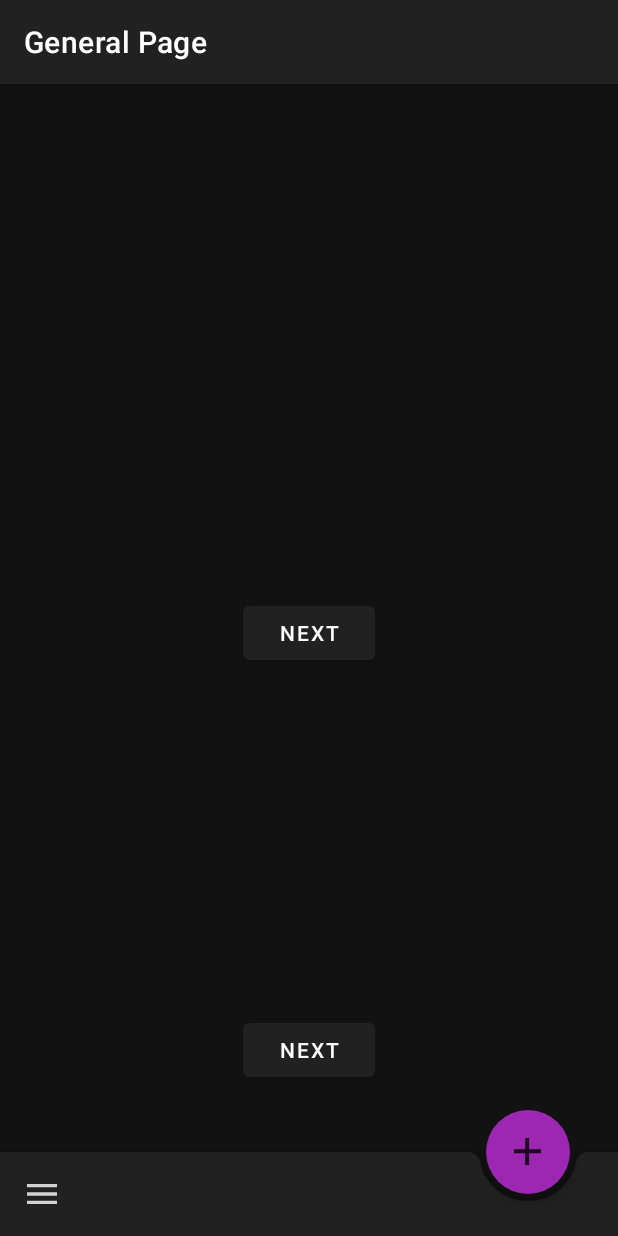
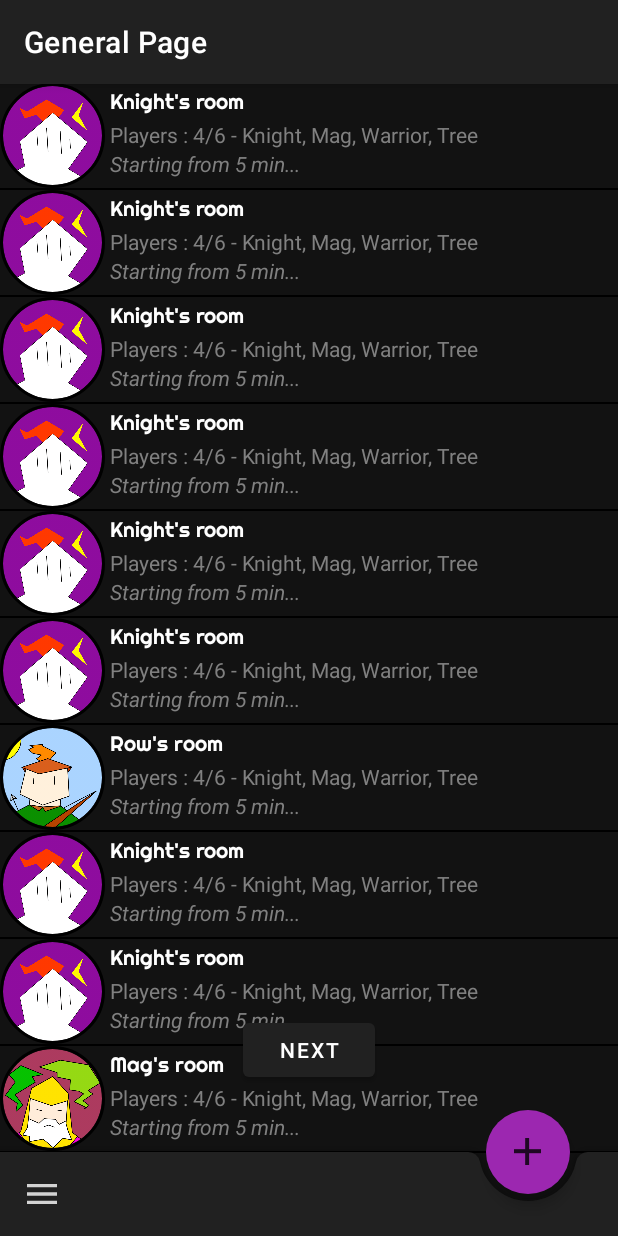
Before and after one commit to Wainow/dwo, an Android app: the FirstFragment screen opened directly, with no data from a screen before it, after a tap on an icon or button, on a phone screen of 412 x 824 dp. Run offline under Robolectric (Android 15) with nearby library versions, the phone set to English and light mode, and no system bars; our stand-ins replace CircleImageView; Roboto replaces fonts that are not available here.

Commit message:
Recycling my Views

```diff
--- a/app/build.gradle
+++ b/app/build.gradle
@@ -32,9 +32,12 @@ dependencies {
     implementation 'androidx.navigation:navigation-ui:2.1.0'
     implementation 'androidx.legacy:legacy-support-v4:1.0.0'
     testImplementation 'junit:junit:4.12'
+    implementation 'androidx.recyclerview:recyclerview:1.2.0-alpha06'
     androidTestImplementation 'androidx.test.ext:junit:1.1.1'
     androidTestImplementation 'androidx.test.espresso:espresso-core:3.2.0'
     implementation 'com.google.android.material:material:1.3.0-alpha02'
     implementation 'com.github.bumptech.glide:glide:3.7.0'
+    implementation 'de.hdodenhof:circleimageview:3.1.0'
+
 
 }
--- a/app/src/main/java/com/example/dwo/First2Fragment.java
+++ b/app/src/main/java/com/example/dwo/First2Fragment.java
@@ -6,34 +6,65 @@ import android.util.Log;
 import android.view.LayoutInflater;
 import android.view.View;
 import android.view.ViewGroup;
+import android.widget.Toast;
 
 import androidx.annotation.NonNull;
 import androidx.fragment.app.Fragment;
 import androidx.navigation.fragment.NavHostFragment;
+import androidx.recyclerview.widget.LinearLayoutManager;
+import androidx.recyclerview.widget.RecyclerView;
+import androidx.swiperefreshlayout.widget.SwipeRefreshLayout;
 
-public class First2Fragment extends Fragment {
-
+public class First2Fragment extends Fragment implements SwipeRefreshLayout.OnRefreshListener {
+    private RecyclerView recyclerView;
+    private RecyclerView.Adapter mAdapter;
+    private RecyclerView.LayoutManager layoutManager;
+    private SwipeRefreshLayout mSwipeRefreshLayout;
     private static final String TAG = "DebugLogs";
+    private int[] myDataset;
 
     @Override
     public View onCreateView(
             LayoutInflater inflater, ViewGroup container,
             Bundle savedInstanceState
     ) {
-        // Inflate the layout for this fragment
         return inflater.inflate(R.layout.fragment_first2, container, false);
     }
 
     public void onViewCreated(@NonNull View view, Bundle savedInstanceState) {
         super.onViewCreated(view, savedInstanceState);
-        /*
-        view.findViewById(R.id.button_first2).setOnClickListener(new View.OnClickListener() {
-            @Override
-            public void onClick(View view) {
-                Log.d(TAG, "Button was pressed at the First2Fragment");
-            }
-        });c
+        FirstMethod();
+    }
 
-         */
+    private void FirstMethod() {
+        recyclerView = (RecyclerView) getActivity().findViewById(R.id.recycler_rooms);
+        recyclerView.setHasFixedSize(true);
+
+        layoutManager = new LinearLayoutManager(getContext());
+        recyclerView.setLayoutManager(layoutManager);
+        setMyDataset();
+
+        mAdapter = new MyAdapter(getContext(), myDataset);
+        recyclerView.setAdapter(mAdapter);
+
+        mSwipeRefreshLayout = getActivity().findViewById(R.id.swipe_container);
+        mSwipeRefreshLayout.setOnRefreshListener(this);
+    }
+
+    @Override
+    public void onRefresh() {
+        FirstMethod();
+
+        mAdapter.notifyDataSetChanged();
+        mSwipeRefreshLayout.setRefreshing(false);
+    }
+
+    public int getRandomInt0_10(){
+        double num = (double) Math.random() * 10;
+        return (int) num;
+    }
+
+    public void setMyDataset() {
+        this.myDataset = new int[]{getRandomInt0_10(), getRandomInt0_10(), getRandomInt0_10(), getRandomInt0_10(), getRandomInt0_10(), getRandomInt0_10(), getRandomInt0_10(), getRandomInt0_10(), getRandomInt0_10(), getRandomInt0_10(), getRandomInt0_10(), getRandomInt0_10(), getRandomInt0_10(), getRandomInt0_10()};;
     }
 }
--- a/app/src/main/java/com/example/dwo/FirstFragment.java
+++ b/app/src/main/java/com/example/dwo/FirstFragment.java
@@ -9,6 +9,7 @@ import android.util.Log;
 import android.view.LayoutInflater;
 import android.view.View;
 import android.view.ViewGroup;
+import android.widget.Button;
 import android.widget.TextView;
 
 import androidx.annotation.NonNull;
@@ -19,7 +20,8 @@ public class FirstFragment extends Fragment {
 
     private static final String TAG = "DebugLogs";
     private int step = 0;
-    private TextView textView;
+    public TextView textView;
+    private Button btn;
     private BroadcastReceiver myBroadcastReceiver;
 
     @Override
@@ -33,6 +35,7 @@ public class FirstFragment extends Fragment {
 
     public void onViewCreated(@NonNull View view, Bundle savedInstanceState) {
         super.onViewCreated(view, savedInstanceState);
+        btn = view.findViewById(R.id.button_first);
         textView = view.findViewById(R.id.textview_first);
         final Intent intentMyIntentService = new Intent(getActivity(), MyIntentService.class);
 
@@ -63,4 +66,10 @@ public class FirstFragment extends Fragment {
         super.onDestroy();
         getActivity().unregisterReceiver(myBroadcastReceiver);
     }
+
+    @Override
+    public void onPause() {
+        super.onPause();
+        btn.setVisibility(View.INVISIBLE);
+    }
 }
--- /dev/null
+++ b/app/src/main/java/com/example/dwo/MyAdapter.java
@@ -0,0 +1,73 @@
+package com.example.dwo;
+
+import android.content.Context;
+import android.view.LayoutInflater;
+import android.view.View;
+import android.view.ViewGroup;
+import android.widget.TextView;
+
+import androidx.recyclerview.widget.RecyclerView;
+
+import de.hdodenhof.circleimageview.CircleImageView;
+
+public class MyAdapter extends RecyclerView.Adapter<MyAdapter.MyViewHolder> {
+    private int[] mDataset;
+    LayoutInflater inflater;
+
+    // Provide a reference to the views for each data item
+    // Complex data items may need more than one view per item, and
+    // you provide access to all the views for a data item in a view holder
+    public static class MyViewHolder extends RecyclerView.ViewHolder {
+        // each data item is just a string in this case
+        public TextView textView;
+        public CircleImageView circleImageView;
+        public MyViewHolder(View itemView) {
+            super(itemView);
+            textView = itemView.findViewById(R.id.text_item);
+            circleImageView = itemView.findViewById(R.id.circle_image);
+        }
+    }
+
+    // Provide a suitable constructor (depends on the kind of dataset)
+    public MyAdapter(Context context, int[] myDataset) {
+        mDataset = myDataset;
+        this.inflater = LayoutInflater.from(context);
+    }
+
+    // Create new views (invoked by the layout manager)
+    @Override
+    public MyAdapter.MyViewHolder onCreateViewHolder(ViewGroup parent,
+                                                     int viewType) {
+        // create a new view
+        View view = inflater.inflate(R.layout.rooms_item, parent, false);
+        MyViewHolder vh = new MyViewHolder(view);
+        return vh;
+    }
+
+    // Replace the contents of a view (invoked by the layout manager)
+    @Override
+    public void onBindViewHolder(MyViewHolder holder, int position) {
+        // - get element from your dataset at this position
+        // - replace the contents of the view with that element
+        switch(mDataset[position]){
+            default: holder.textView.setText("Knight's room");
+                    holder.circleImageView.setImageResource(R.drawable.veryknight);
+            case 1: holder.textView.setText("Knight's room");
+                    holder.circleImageView.setImageResource(R.drawable.veryknight);
+                break;
+            case 2: holder.textView.setText("Mag's room");
+                    holder.circleImageView.setImageResource(R.drawable.veryminimag);
+                break;
+            case 3: holder.textView.setText("Row's room");
+                    holder.circleImageView.setImageResource(R.drawable.veryrow);
+                break;
+        }
+
+    }
+
+    // Return the size of your dataset (invoked by the layout manager)
+    @Override
+    public int getItemCount() {
+        return mDataset.length;
+    }
+}
--- a/app/src/main/res/layout/fragment_first.xml
+++ b/app/src/main/res/layout/fragment_first.xml
@@ -5,6 +5,7 @@
     android:layout_width="match_parent"
     android:layout_height="match_parent"
     tools:context=".FirstFragment"
+    android:id="@+id/fragment_first"
     android:background="@color/colorPrimaryDark">
 
     <com.example.dwo.TextViewPlus
--- a/app/src/main/res/layout/fragment_first2.xml
+++ b/app/src/main/res/layout/fragment_first2.xml
@@ -1,29 +1,15 @@
 <?xml version="1.0" encoding="utf-8"?>
-<androidx.constraintlayout.widget.ConstraintLayout xmlns:android="http://schemas.android.com/apk/res/android"
+<androidx.swiperefreshlayout.widget.SwipeRefreshLayout xmlns:android="http://schemas.android.com/apk/res/android"
     xmlns:app="http://schemas.android.com/apk/res-auto"
     xmlns:tools="http://schemas.android.com/tools"
+    android:layout_marginTop="55dp"
     android:layout_width="match_parent"
     android:layout_height="match_parent"
     tools:context=".First2Fragment"
-    android:background="@color/colorPrimaryDark">
-    <TextView
-        android:id="@+id/textview_first"
-        android:layout_width="wrap_content"
-        android:layout_height="wrap_content"
-        android:text="@string/hello_first_fragment"
-        app:layout_constraintBottom_toTopOf="@id/button_first"
-        app:layout_constraintEnd_toEndOf="parent"
-        android:textColor="@color/colorWhite"
-        app:layout_constraintStart_toStartOf="parent"
-        app:layout_constraintTop_toTopOf="parent" />
-
-    <Button
-        android:id="@+id/button_first2"
-        android:layout_width="wrap_content"
-        android:layout_height="wrap_content"
-        android:text="@string/next"
-        app:layout_constraintBottom_toBottomOf="parent"
-        app:layout_constraintEnd_toEndOf="parent"
-        app:layout_constraintStart_toStartOf="parent"
-        app:layout_constraintTop_toBottomOf="@id/textview_first" />
-</androidx.constraintlayout.widget.ConstraintLayout>
+    android:background="@color/colorPrimaryDark"
+    android:id="@+id/swipe_container">
+    <androidx.recyclerview.widget.RecyclerView
+        android:id="@+id/recycler_rooms"
+        android:layout_width="match_parent"
+        android:layout_height="match_parent"/>
+</androidx.swiperefreshlayout.widget.SwipeRefreshLayout>
--- /dev/null
+++ b/app/src/main/res/layout/rooms_item.xml
@@ -0,0 +1,51 @@
+<?xml version="1.0" encoding="utf-8"?>
+<RelativeLayout xmlns:android="http://schemas.android.com/apk/res/android"
+    android:layout_width="match_parent"
+    android:layout_height="wrap_content"
+    xmlns:app="http://schemas.android.com/apk/res-auto"
+    android:background="#000000"
+    android:orientation="horizontal"
+    android:paddingBottom="1dp">
+    <RelativeLayout
+        android:layout_width="match_parent"
+        android:layout_height="wrap_content"
+        android:background="@color/colorPrimaryDark">
+        <de.hdodenhof.circleimageview.CircleImageView
+            android:id="@+id/circle_image"
+            android:layout_width="70dp"
+            android:layout_height="70dp"
+            android:padding="-100dp"
+            android:src="@drawable/veryknight"
+            app:civ_border_width="2dp"
+            app:civ_border_color="#FF000000"/>
+        <com.example.dwo.TextViewPlus
+            android:layout_toRightOf="@id/circle_image"
+            android:padding="3dp"
+            android:textSize="14dp"
+            android:id="@+id/text_item"
+            android:text="Knight room"
+            android:textColor="@color/colorWhite"
+            android:layout_width="wrap_content"
+            android:layout_height="wrap_content"
+            app:customFont="fonts/Righteous-Regular.ttf"/>
+        <TextView
+            android:paddingLeft="3dp"
+            android:layout_width="wrap_content"
+            android:layout_height="wrap_content"
+            android:id="@+id/text_item2"
+            android:layout_toRightOf="@id/circle_image"
+            android:layout_below="@id/text_item"
+            android:text="Players : 4/6 - Knight, Mag, Warrior, Tree"
+            android:textColor="@color/colorGray"/>
+        <TextView
+            android:paddingLeft="3dp"
+            android:layout_width="wrap_content"
+            android:layout_height="wrap_content"
+            android:id="@+id/text_item3"
+            android:layout_toRightOf="@id/circle_image"
+            android:layout_below="@id/text_item2"
+            android:text="Starting from 5 min..."
+            android:textColor="@color/colorGray"
+            android:textStyle="italic"/>
+    </RelativeLayout>
+</RelativeLayout>
```
Also changed, not shown: app/src/main/java/com/example/dwo/General.java (+8 -0 lines), app/src/main/res/drawable/mini_knight.png (added), app/src/main/res/drawable/mini_mag.png (added), app/src/main/res/drawable/mini_row.png (added), app/src/main/res/drawable/veryknight.png (added), app/src/main/res/drawable/veryminimag.png (added), app/src/main/res/drawable/veryrow.png (added).
